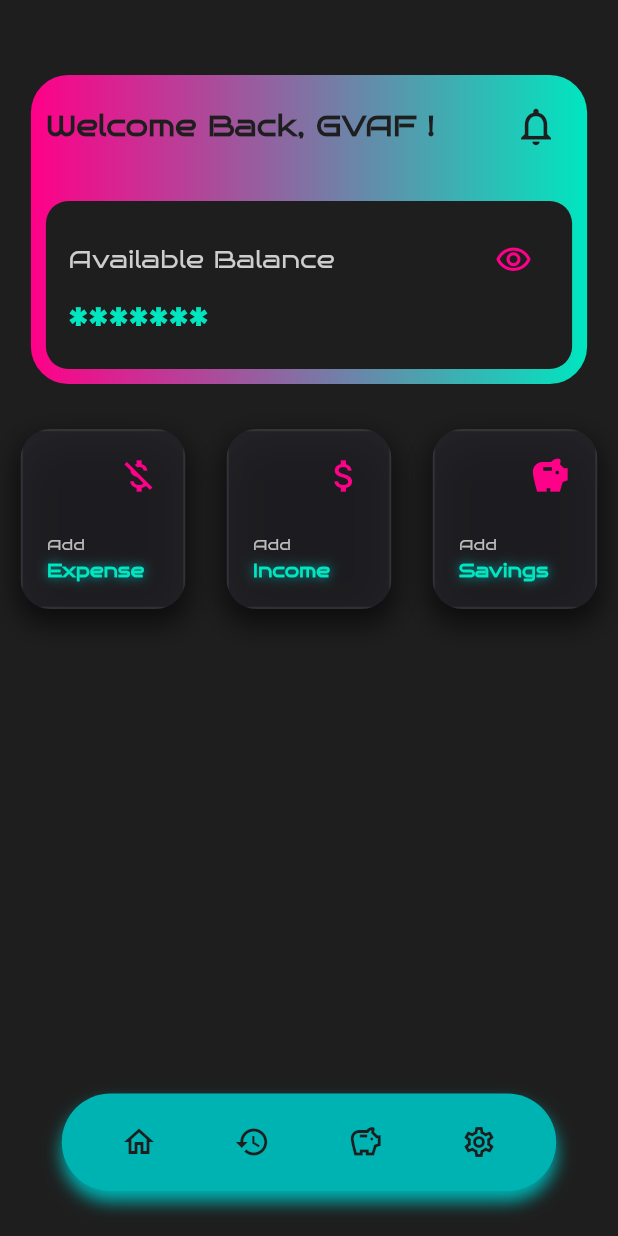
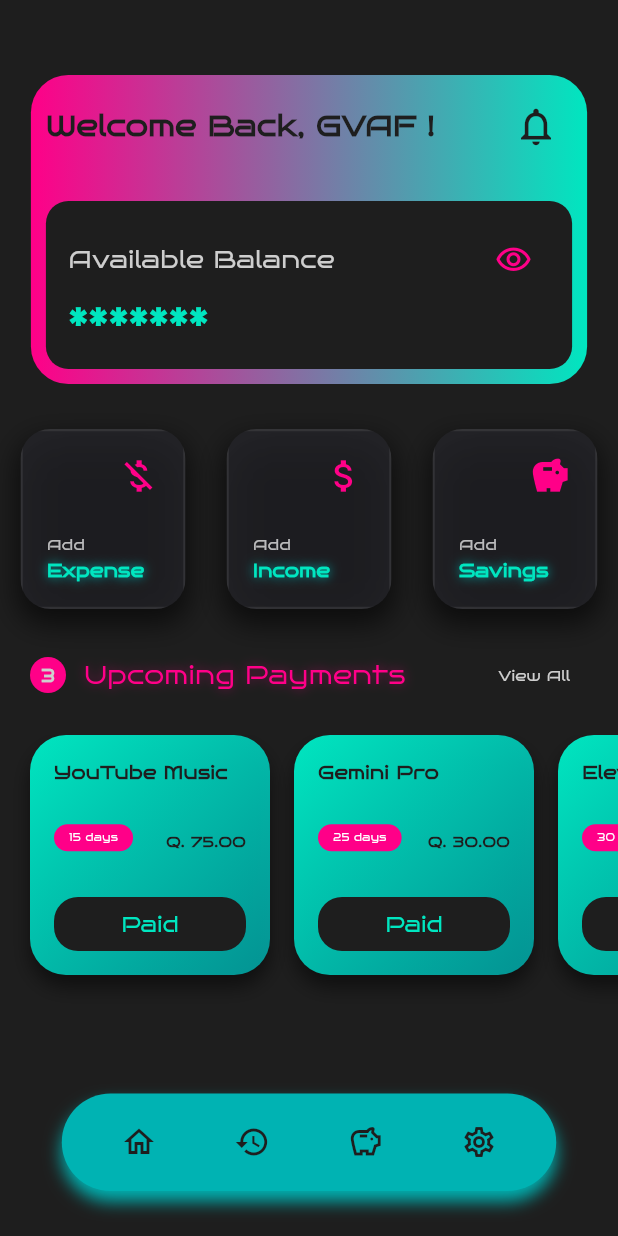
Before and after one commit to GV4F/Finance_Management, a Flutter app: the screen it shows after launch, on a phone screen of 412 x 824 dp. Run offline on Flutter 3.47's test engine with Material 3 defaults, Android fonts, the light colour scheme and no system bars; our stand-ins replace go_router.

Commit message:
Upcoming Payments Section: Design its okay

```diff
--- a/lib/pages/home_page.dart
+++ b/lib/pages/home_page.dart
@@ -3,6 +3,7 @@ import 'package:flutter/material.dart';
 // * WIDGETS
 import '../widgets/main_header.dart';
 import '../widgets/actions_section.dart';
+import '../widgets/upcoming_section.dart';
 
 class HomePage extends StatefulWidget {
   const HomePage({super.key});
@@ -23,6 +24,8 @@ class _HomePageState extends State<HomePage> {
           MainHeader(),
           const SizedBox(height: 20),
           const ActionsSection(),
+          const SizedBox(height: 20),
+          const UpcomingSection(),
         ],
       )
     );
--- /dev/null
+++ b/lib/widgets/upcoming_pay.dart
@@ -0,0 +1,126 @@
+import 'package:flutter/material.dart';
+
+class UpcomingPay extends StatelessWidget {
+  final String title;
+  final int daysLeft;
+  final double amount;
+  final VoidCallback onPaid;
+
+  const UpcomingPay({
+    super.key,
+    required this.title,
+    required this.daysLeft,
+    required this.amount,
+    required this.onPaid,
+  });
+
+  @override
+  Widget build(BuildContext context) {
+
+    final colors = Theme.of(context).colorScheme;
+
+    return Container(
+      width: 160,
+      margin: const EdgeInsets.only(right: 16.0, bottom: 20.0), // : Margin between cards
+      decoration: BoxDecoration(
+        color: colors.primary,
+        borderRadius: BorderRadius.circular(24),
+        boxShadow: [
+          BoxShadow(
+            color: Colors.black.withValues(alpha: 0.5),
+            blurRadius: 10,
+            offset: const Offset(0, 8),
+          ),
+        ],
+        gradient: LinearGradient(
+          begin: Alignment.topLeft,
+          end: Alignment.bottomRight,
+          colors: [
+            colors.primary,
+            colors.secondary.withValues(alpha: 0.8),
+          ],
+        ),
+      ),
+      child: Padding(
+        padding: const EdgeInsets.all(16.0),
+        child: Column(
+          crossAxisAlignment: CrossAxisAlignment.start,
+          mainAxisAlignment: MainAxisAlignment.spaceBetween,
+          children: [
+            // --- Title ---
+            Text(
+              title,
+              style: TextStyle(
+                fontFamily: 'BrunoAce',
+                color: colors.onPrimary,
+                fontSize: 12,
+                fontWeight: FontWeight.bold,
+              ),
+              maxLines: 1,
+              overflow: TextOverflow.ellipsis, // : If the title is too long, it will be truncated with an ellipsis
+            ),
+
+            const SizedBox(height: 12),
+
+            // --- Days Left and Amount ---
+            Row(
+              mainAxisAlignment: MainAxisAlignment.spaceBetween,
+              crossAxisAlignment: CrossAxisAlignment.end,
+              children: [
+                Container(
+                  padding: const EdgeInsets.symmetric(horizontal: 10, vertical: 4),
+                  decoration: BoxDecoration(
+                    color: colors.tertiary,
+                    borderRadius: BorderRadius.circular(12),
+                  ),
+                  child: Text(
+                    '$daysLeft days',
+                    style: const TextStyle(
+                      fontFamily: 'BrunoAce',
+                      color: Colors.white,
+                      fontSize: 7,
+                    ),
+                  ),
+                ),
+                Text(
+                  'Q. ${amount.toStringAsFixed(2)}',
+                  style: TextStyle(
+                    fontFamily: 'BrunoAce',
+                    color: colors.onPrimary,
+                    fontSize: 10,
+                    fontWeight: FontWeight.w600,
+                  ),
+                ),
+              ],
+            ),
+
+            const SizedBox(height: 16),
+
+            // --- "PAID" Button ---
+            GestureDetector(
+              onTap: onPaid,
+              child: Container(
+                width: double.infinity,
+                padding: const EdgeInsets.symmetric(vertical: 8),
+                decoration: BoxDecoration(
+                  color: colors.onPrimary,
+                  borderRadius: BorderRadius.circular(16),
+                ),
+                child: Center(
+                  child: Text(
+                    'Paid',
+                    style: TextStyle(
+                      fontFamily: 'BrunoAce',
+                      color: colors.primary,
+                      fontSize: 14,
+                    ),
+                  ),
+                ),
+              ),
+            ),
+          ],
+        ),
+      ),
+    );
+  }
+}
--- /dev/null
+++ b/lib/widgets/upcoming_section.dart
@@ -0,0 +1,109 @@
+import 'package:flutter/material.dart';
+
+// * WIDGETS
+import './upcoming_pay.dart';
+
+class UpcomingSection extends StatelessWidget {
+  const UpcomingSection({super.key});
+
+  @override
+  Widget build(BuildContext context) {
+
+    final colors = Theme.of(context).colorScheme;
+    final payments = [
+      {'title': 'YouTube Music', 'days': 15, 'amount': 75.00},
+      {'title': 'Gemini Pro', 'days': 25, 'amount': 30.00},
+      {'title': 'Eleven Labs', 'days': 30, 'amount': 38.00},
+      {'title': 'Spotify', 'days': 5, 'amount': 45.00},
+    ];
+
+    return Column(
+      crossAxisAlignment: CrossAxisAlignment.start,
+      children: [
+        // --- Section's Head ---
+        Padding(
+          padding: const EdgeInsets.symmetric(horizontal: 20.0),
+          child: Row(
+            mainAxisAlignment: MainAxisAlignment.spaceBetween,
+            children: [
+              Row(
+                children: [
+                  Container(
+                    width: 24,
+                    height: 24,
+                    decoration: BoxDecoration(
+                      color: colors.tertiary,
+                      shape: BoxShape.circle,
+                    ),
+                    child: Center(
+                      child: Text(
+                        '3',
+                        style: TextStyle(
+                          fontFamily: 'BrunoAce',
+                          color: colors.onSurface,
+                          fontSize: 12,
+                          fontWeight: FontWeight.bold,
+                        ),
+                      ),
+                    ),
+                  ),
+                  const SizedBox(width: 12),
+                  // - Main title
+                  Text(
+                    'Upcoming Payments',
+                    style: TextStyle(
+                      fontFamily: 'BrunoAce',
+                      color: colors.tertiary,
+                      fontSize: 17,
+                      shadows: [
+                        Shadow(
+                          color: colors.tertiary.withValues(alpha: 0.4),
+                          blurRadius: 8,
+                        ),
+                      ],
+                    ),
+                  ),
+                ],
+              ),
+              // - "View All"
+              TextButton(
+                onPressed: () {},
+                child: Text(
+                  'View All',
+                  style: TextStyle(
+                    fontFamily: 'BrunoAce',
+                    color: colors.onSurface,
+                    fontSize: 10,
+                  ),
+                ),
+              ),
+            ],
+          ),
+        ),
+
+        const SizedBox(height: 16),
+
+        // --- Carousel ---
+        SizedBox(
+          height: 180,
+          child: ListView.builder(
+            scrollDirection: Axis.horizontal,
+            padding: const EdgeInsets.only(left: 20.0), // : Initial padding for the first item
+            itemCount: payments.length,
+            // : Bouncing effect for a smoother scroll experience
+            physics: const BouncingScrollPhysics(),
+            itemBuilder: (context, index) {
+              final payment = payments[index];
+              return UpcomingPay(
+                title: payment['title'] as String,
+                daysLeft: payment['days'] as int,
+                amount: payment['amount'] as double,
+                onPaid: () {},
+              );
+            },
+          ),
+        ),
+      ],
+    );
+  }
+}
```
